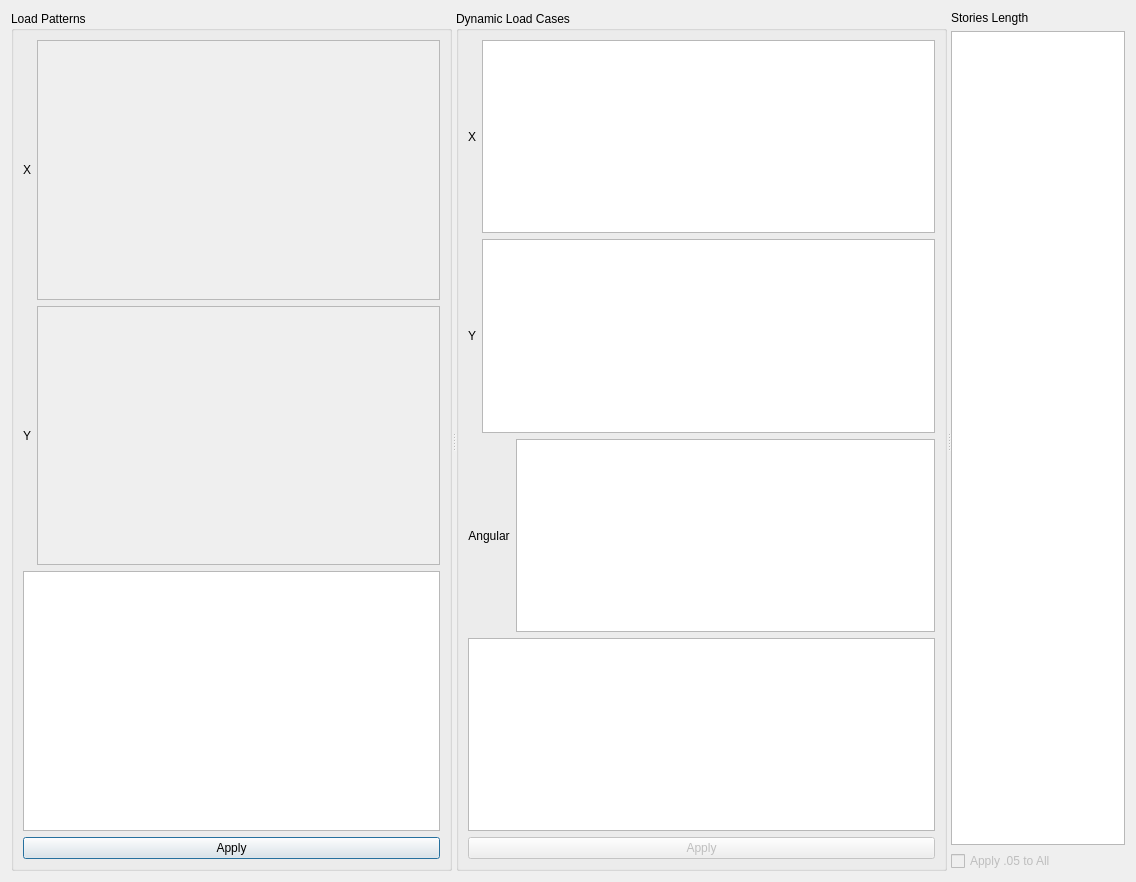
The window that widgets/aj_correction.ui (ebrahimraeyat/civilTools) describes before a commit, drawn with Qt 5.
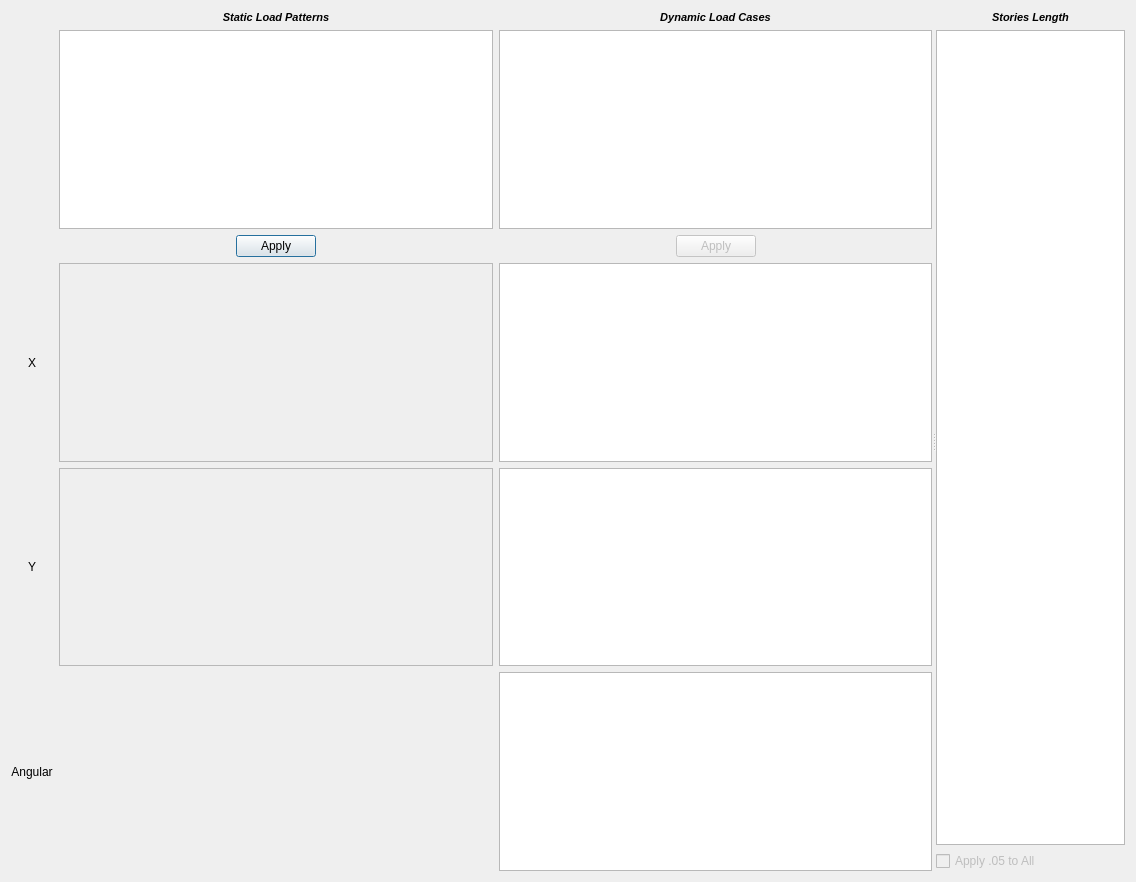
The same window after the commit.

The edit to the form file:
```diff
--- a/widgets/aj_correction.ui
+++ b/widgets/aj_correction.ui
@@ -13,79 +13,86 @@
   <property name="windowTitle">
    <string>Aj Correction</string>
   </property>
-  <layout class="QVBoxLayout" name="verticalLayout">
-   <item>
-    <widget class="QSplitter" name="hsplitter1">
-     <property name="orientation">
-      <enum>Qt::Horizontal</enum>
-     </property>
-     <widget class="QSplitter" name="hsplitter2">
-      <property name="orientation">
-       <enum>Qt::Horizontal</enum>
-      </property>
-      <widget class="QGroupBox" name="groupBox">
-       <property name="title">
-        <string>Load Patterns</string>
-       </property>
-       <property name="flat">
-        <bool>false</bool>
-       </property>
-       <layout class="QVBoxLayout" name="verticalLayout_2">
-        <item>
-         <layout class="QHBoxLayout" name="horizontalLayout_2">
-          <item>
-           <widget class="QLabel" name="label">
-            <property name="text">
-             <string>X</string>
-            </property>
-            <property name="alignment">
-             <set>Qt::AlignCenter</set>
-            </property>
-           </widget>
-          </item>
-          <item>
-           <widget class="QListWidget" name="x_load_pattern_list">
-            <property name="enabled">
-             <bool>false</bool>
-            </property>
-            <property name="sortingEnabled">
-             <bool>true</bool>
-            </property>
-           </widget>
-          </item>
-         </layout>
-        </item>
-        <item>
          <layout class="QHBoxLayout" name="horizontalLayout_3">
           <item>
+    <widget class="QSplitter" name="splitter">
+     <property name="orientation">
+      <enum>Qt::Horizontal</enum>
+     </property>
+     <widget class="QWidget" name="">
+      <layout class="QGridLayout" name="gridLayout">
+       <item row="0" column="1">
+        <widget class="QLabel" name="label">
+         <property name="font">
+          <font>
+           <pointsize>8</pointsize>
+           <weight>75</weight>
+           <italic>true</italic>
+           <bold>true</bold>
+           <strikeout>false</strikeout>
+           <kerning>true</kerning>
+          </font>
+         </property>
+         <property name="text">
+          <string>Static Load Patterns</string>
+         </property>
+         <property name="alignment">
+          <set>Qt::AlignCenter</set>
+         </property>
+        </widget>
+       </item>
+       <item row="0" column="2">
            <widget class="QLabel" name="label_2">
+         <property name="font">
+          <font>
+           <pointsize>8</pointsize>
+           <weight>75</weight>
+           <italic>true</italic>
+           <bold>true</bold>
+           <strikeout>false</strikeout>
+           <kerning>true</kerning>
+          </font>
+         </property>
             <property name="text">
-             <string>Y</string>
+          <string>Dynamic Load Cases</string>
             </property>
             <property name="alignment">
              <set>Qt::AlignCenter</set>
             </property>
            </widget>
           </item>
-          <item>
-           <widget class="QListWidget" name="y_load_pattern_list">
-            <property name="enabled">
-             <bool>false</bool>
-            </property>
-            <property name="sortingEnabled">
-             <bool>true</bool>
-            </property>
-           </widget>
-          </item>
-         </layout>
-        </item>
-        <item>
+       <item row="1" column="1">
          <widget class="QTableView" name="aj_apply_static_view">
           <property name="sizeAdjustPolicy">
            <enum>QAbstractScrollArea::AdjustToContents</enum>
           </property>
          </widget>
         </item>
+       <item row="1" column="2">
+        <widget class="QTableView" name="aj_apply_dynamic_view">
+         <property name="enabled">
+          <bool>true</bool>
+         </property>
+         <property name="sizeAdjustPolicy">
+          <enum>QAbstractScrollArea::AdjustToContents</enum>
+         </property>
+        </widget>
+       </item>
+       <item row="2" column="1">
+        <layout class="QHBoxLayout" name="horizontalLayout">
+         <item>
+          <spacer name="horizontalSpacer_2">
+           <property name="orientation">
+            <enum>Qt::Horizontal</enum>
+           </property>
+           <property name="sizeHint" stdset="0">
+            <size>
+             <width>40</width>
+             <height>20</height>
+            </size>
+           </property>
+          </spacer>
+         </item>
         <item>
          <widget class="QPushButton" name="static_apply">
           <property name="text">
@@ -93,22 +100,62 @@
           </property>
          </widget>
         </item>
-       </layout>
-      </widget>
-      <widget class="QGroupBox" name="groupBox_2">
+         <item>
+          <spacer name="horizontalSpacer">
+           <property name="orientation">
+            <enum>Qt::Horizontal</enum>
+           </property>
+           <property name="sizeHint" stdset="0">
+            <size>
+             <width>40</width>
+             <height>20</height>
+            </size>
+           </property>
+          </spacer>
+         </item>
+        </layout>
+       </item>
+       <item row="2" column="2">
+        <layout class="QHBoxLayout" name="horizontalLayout_2">
+         <item>
+          <spacer name="horizontalSpacer_3">
+           <property name="orientation">
+            <enum>Qt::Horizontal</enum>
+           </property>
+           <property name="sizeHint" stdset="0">
+            <size>
+             <width>40</width>
+             <height>20</height>
+            </size>
+           </property>
+          </spacer>
+         </item>
+         <item>
+          <widget class="QPushButton" name="dynamic_apply">
        <property name="enabled">
-        <bool>true</bool>
-       </property>
-       <property name="title">
-        <string>Dynamic Load Cases</string>
-       </property>
-       <property name="flat">
         <bool>false</bool>
        </property>
-       <layout class="QVBoxLayout" name="verticalLayout_3">
+           <property name="text">
+            <string>Apply</string>
+           </property>
+          </widget>
+         </item>
         <item>
-         <layout class="QHBoxLayout" name="horizontalLayout_4">
-          <item>
+          <spacer name="horizontalSpacer_4">
+           <property name="orientation">
+            <enum>Qt::Horizontal</enum>
+           </property>
+           <property name="sizeHint" stdset="0">
+            <size>
+             <width>40</width>
+             <height>20</height>
+            </size>
+           </property>
+          </spacer>
+         </item>
+        </layout>
+       </item>
+       <item row="3" column="0">
            <widget class="QLabel" name="label_3">
             <property name="text">
              <string>X</string>
@@ -118,18 +165,24 @@
             </property>
            </widget>
           </item>
-          <item>
+       <item row="3" column="1">
+        <widget class="QListWidget" name="x_load_pattern_list">
+         <property name="enabled">
+          <bool>false</bool>
+         </property>
+         <property name="sortingEnabled">
+          <bool>true</bool>
+         </property>
+        </widget>
+       </item>
+       <item row="3" column="2">
            <widget class="QListWidget" name="x_loadcase_list">
             <property name="sortingEnabled">
              <bool>true</bool>
             </property>
            </widget>
           </item>
-         </layout>
-        </item>
-        <item>
-         <layout class="QHBoxLayout" name="horizontalLayout_5">
-          <item>
+       <item row="4" column="0">
            <widget class="QLabel" name="label_4">
             <property name="text">
              <string>Y</string>
@@ -139,19 +192,25 @@
             </property>
            </widget>
           </item>
-          <item>
+       <item row="4" column="1">
+        <widget class="QListWidget" name="y_load_pattern_list">
+         <property name="enabled">
+          <bool>false</bool>
+         </property>
+         <property name="sortingEnabled">
+          <bool>true</bool>
+         </property>
+        </widget>
+       </item>
+       <item row="4" column="2">
            <widget class="QListWidget" name="y_loadcase_list">
             <property name="sortingEnabled">
              <bool>true</bool>
             </property>
            </widget>
           </item>
-         </layout>
-        </item>
-        <item>
-         <layout class="QHBoxLayout" name="horizontalLayout_6">
-          <item>
-           <widget class="QLabel" name="label_13">
+       <item row="5" column="0">
+        <widget class="QLabel" name="label_5">
             <property name="text">
              <string>Angular</string>
             </property>
@@ -160,7 +219,7 @@
             </property>
            </widget>
           </item>
-          <item>
+       <item row="5" column="2">
            <widget class="QListWidget" name="angular_loadcase_list">
             <property name="sortingEnabled">
              <bool>true</bool>
@@ -168,37 +227,27 @@
            </widget>
           </item>
          </layout>
-        </item>
-        <item>
-         <widget class="QTableView" name="aj_apply_dynamic_view">
-          <property name="enabled">
-           <bool>true</bool>
-          </property>
-          <property name="sizeAdjustPolicy">
-           <enum>QAbstractScrollArea::AdjustToContents</enum>
-          </property>
-         </widget>
-        </item>
-        <item>
-         <widget class="QPushButton" name="dynamic_apply">
-          <property name="enabled">
-           <bool>false</bool>
-          </property>
-          <property name="text">
-           <string>Apply</string>
-          </property>
-         </widget>
-        </item>
-       </layout>
-      </widget>
-     </widget>
-     <widget class="QWidget" name="layoutWidget">
-      <layout class="QVBoxLayout" name="verticalLayout_6">
+     </widget>
+     <widget class="QWidget" name="">
+      <layout class="QVBoxLayout" name="verticalLayout">
        <item>
         <widget class="QLabel" name="label_14">
+         <property name="font">
+          <font>
+           <pointsize>8</pointsize>
+           <weight>75</weight>
+           <italic>true</italic>
+           <bold>true</bold>
+           <strikeout>false</strikeout>
+           <kerning>true</kerning>
+          </font>
+         </property>
          <property name="text">
           <string>Stories Length</string>
          </property>
+         <property name="alignment">
+          <set>Qt::AlignCenter</set>
+         </property>
         </widget>
        </item>
        <item>
```
Lines whose indentation alone changed are shown as unchanged.
